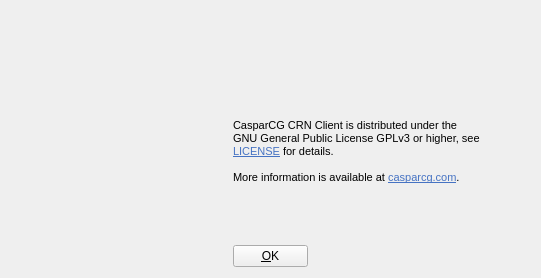
Above: src/Widgets/AboutDialog.ui from Yurry7/client before the change. Below: the same form after it.
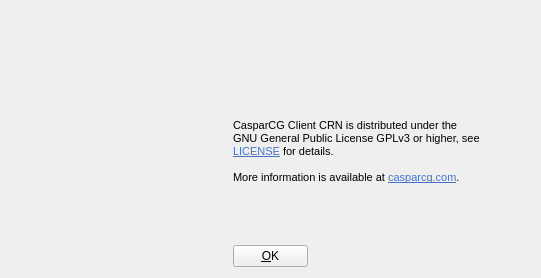
That is the form after the change. Icons and pictures are not drawn.

Patch:
```diff
--- a/src/Widgets/AboutDialog.ui
+++ b/src/Widgets/AboutDialog.ui
@@ -126,7 +126,7 @@
 &lt;html&gt;&lt;head&gt;&lt;meta name=&quot;qrichtext&quot; content=&quot;1&quot; /&gt;&lt;style type=&quot;text/css&quot;&gt;
 p, li { white-space: pre-wrap; }
 &lt;/style&gt;&lt;/head&gt;&lt;body style=&quot; font-family:'MS Shell Dlg 2'; font-size:8pt; font-weight:400; font-style:normal;&quot;&gt;
-&lt;p style=&quot; margin-top:0px; margin-bottom:0px; margin-left:0px; margin-right:0px; -qt-block-indent:0; text-indent:0px;&quot;&gt;CasparCG CRN Client is distributed under the GNU General Public License GPLv3 or higher, see &lt;a href=&quot;https://raw.githubusercontent.com/CasparCG/Client/master/LICENSE&quot;&gt;&lt;span style=&quot; color:#4673c3;&quot;&gt;LICENSE&lt;/span&gt;&lt;/a&gt; for details.&lt;/p&gt;
+&lt;p style=&quot; margin-top:0px; margin-bottom:0px; margin-left:0px; margin-right:0px; -qt-block-indent:0; text-indent:0px;&quot;&gt;CasparCG Client CRN is distributed under the GNU General Public License GPLv3 or higher, see &lt;a href=&quot;https://raw.githubusercontent.com/CasparCG/Client/master/LICENSE&quot;&gt;&lt;span style=&quot; color:#4673c3;&quot;&gt;LICENSE&lt;/span&gt;&lt;/a&gt; for details.&lt;/p&gt;
 &lt;p style=&quot;-qt-paragraph-type:empty; margin-top:0px; margin-bottom:0px; margin-left:0px; margin-right:0px; -qt-block-indent:0; text-indent:0px;&quot;&gt;&lt;br /&gt;&lt;/p&gt;
 &lt;p style=&quot; margin-top:0px; margin-bottom:0px; margin-left:0px; margin-right:0px; -qt-block-indent:0; text-indent:0px;&quot;&gt;More information is available at &lt;a href=&quot;http://casparcg.com/&quot;&gt;&lt;span style=&quot; color:#4673c3;&quot;&gt;casparcg.com&lt;/span&gt;&lt;/a&gt;.&lt;/p&gt;&lt;/body&gt;&lt;/html&gt;</string>
    </property>
```
